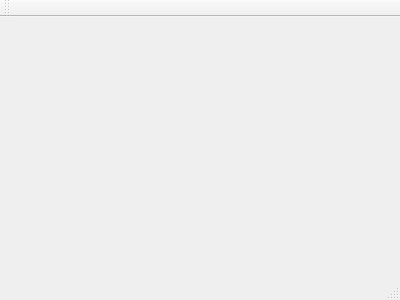
Before: the Qt Designer form extlineeditmainwindow.ui in unakaroshi/QtExtensions, drawn with Qt 5.
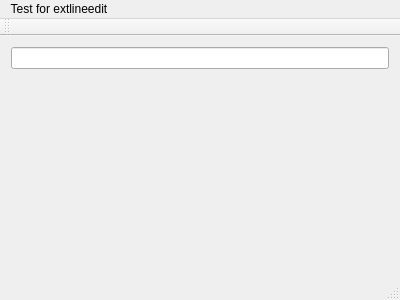
After: the same form once the commit is applied. Custom widgets are drawn as their Qt base class.

Commit message: Added a CExtLineEdit to the mainwindow

```diff
--- a/extlineeditmainwindow.ui
+++ b/extlineeditmainwindow.ui
@@ -12,13 +12,60 @@
   <property name="windowTitle" >
    <string>CExtLineEditMainWindow</string>
   </property>
-  <widget class="QMenuBar" name="menuBar" />
-  <widget class="QToolBar" name="mainToolBar" />
-  <widget class="QWidget" name="centralWidget" />
-  <widget class="QStatusBar" name="statusBar" />
+  <widget class="QWidget" name="centralWidget">
+   <layout class="QVBoxLayout" name="verticalLayout">
+    <item>
+     <widget class="CExtLineEdit" name="lineEdit"/>
+    </item>
+    <item>
+     <spacer name="verticalSpacer">
+      <property name="orientation">
+       <enum>Qt::Vertical</enum>
+      </property>
+      <property name="sizeHint" stdset="0">
+       <size>
+        <width>20</width>
+        <height>218</height>
+       </size>
+      </property>
+     </spacer>
+    </item>
+   </layout>
+  </widget>
+  <widget class="QMenuBar" name="menuBar">
+   <property name="geometry">
+    <rect>
+     <x>0</x>
+     <y>0</y>
+     <width>400</width>
+     <height>26</height>
+    </rect>
+   </property>
+   <widget class="QMenu" name="menuTest_for_extlineedit">
+    <property name="title">
+     <string>Test for extlineedit</string>
+    </property>
+   </widget>
+   <addaction name="menuTest_for_extlineedit"/>
+  </widget>
+  <widget class="QToolBar" name="mainToolBar">
+   <attribute name="toolBarArea">
+    <enum>TopToolBarArea</enum>
+   </attribute>
+   <attribute name="toolBarBreak">
+    <bool>false</bool>
+   </attribute>
+  </widget>
+  <widget class="QStatusBar" name="statusBar"/>
  </widget>
- <layoutDefault spacing="6" margin="11" />
- <pixmapfunction></pixmapfunction>
+ <layoutdefault spacing="6" margin="11"/>
+ <customwidgets>
+  <customwidget>
+   <class>CExtLineEdit</class>
+   <extends>QLineEdit</extends>
+   <header>extlineedit.h</header>
+  </customwidget>
+ </customwidgets>
  <resources/>
  <connections/>
 </ui>
```
Left out of the diff: 7 changed lines with no effect on the pictures.
